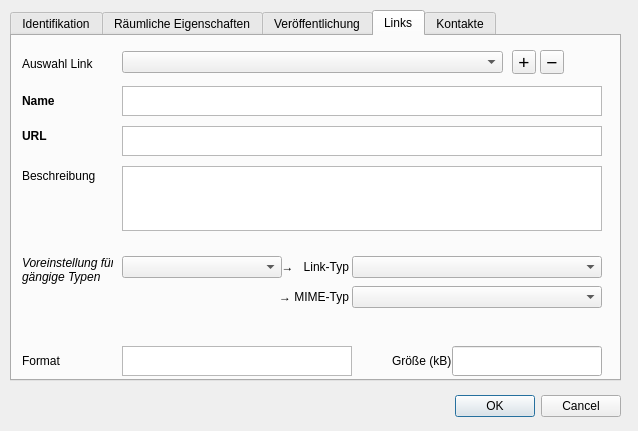
Before: the Qt Designer form pg_metadata/resources/ui/edit_metadata_dialog.ui in effjot/qgis-pgmetadata-plugin, drawn with Qt 5.
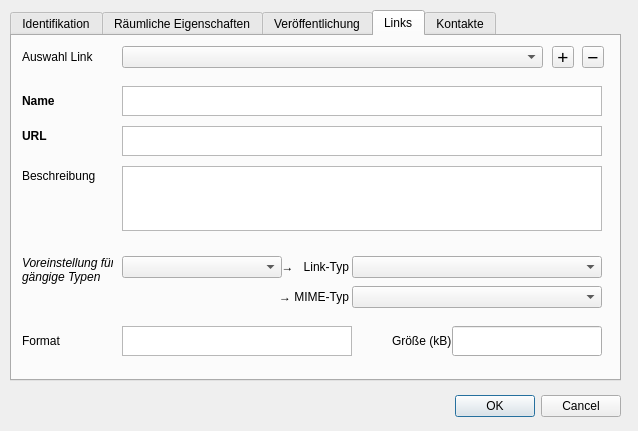
After: the same form once the commit is applied. The open tabs and pages were chosen to show the change. Custom widgets are drawn as their Qt base class.

Commit message: Edit dialog: presets for common link types + MIME types

Patch:
```diff
--- a/pg_metadata/resources/ui/edit_metadata_dialog.ui
+++ b/pg_metadata/resources/ui/edit_metadata_dialog.ui
@@ -368,9 +368,9 @@
      <property name="geometry">
       <rect>
        <x>10</x>
-       <y>18</y>
+       <y>10</y>
        <width>91</width>
-       <height>20</height>
+       <height>22</height>
       </rect>
      </property>
      <property name="text">
@@ -410,7 +410,7 @@
      <property name="geometry">
       <rect>
        <x>10</x>
-       <y>310</y>
+       <y>290</y>
        <width>50</width>
        <height>30</height>
       </rect>
@@ -439,7 +439,7 @@
      <property name="geometry">
       <rect>
        <x>380</x>
-       <y>310</y>
+       <y>290</y>
        <width>60</width>
        <height>30</height>
       </rect>
@@ -471,8 +471,8 @@
      <property name="geometry">
       <rect>
        <x>110</x>
-       <y>15</y>
-       <width>381</width>
+       <y>10</y>
+       <width>421</width>
        <height>22</height>
       </rect>
      </property>
@@ -528,7 +528,7 @@
      <property name="geometry">
       <rect>
        <x>110</x>
-       <y>310</y>
+       <y>290</y>
        <width>230</width>
        <height>30</height>
       </rect>
@@ -544,7 +544,7 @@
      <property name="geometry">
       <rect>
        <x>440</x>
-       <y>310</y>
+       <y>290</y>
        <width>150</width>
        <height>30</height>
       </rect>
@@ -611,10 +611,10 @@
     <widget class="QToolButton" name="btn_link_add">
      <property name="geometry">
       <rect>
-       <x>500</x>
-       <y>14</y>
-       <width>24</width>
-       <height>24</height>
+       <x>540</x>
+       <y>10</y>
+       <width>22</width>
+       <height>22</height>
       </rect>
      </property>
      <property name="font">
@@ -632,10 +632,10 @@
     <widget class="QToolButton" name="btn_link_remove">
      <property name="geometry">
       <rect>
-       <x>528</x>
-       <y>14</y>
-       <width>24</width>
-       <height>24</height>
+       <x>570</x>
+       <y>10</y>
+       <width>22</width>
+       <height>22</height>
       </rect>
      </property>
      <property name="font">
```
Left out of the diff: 2 changed lines with no effect on the pictures. The commit also changes 1 other file.
